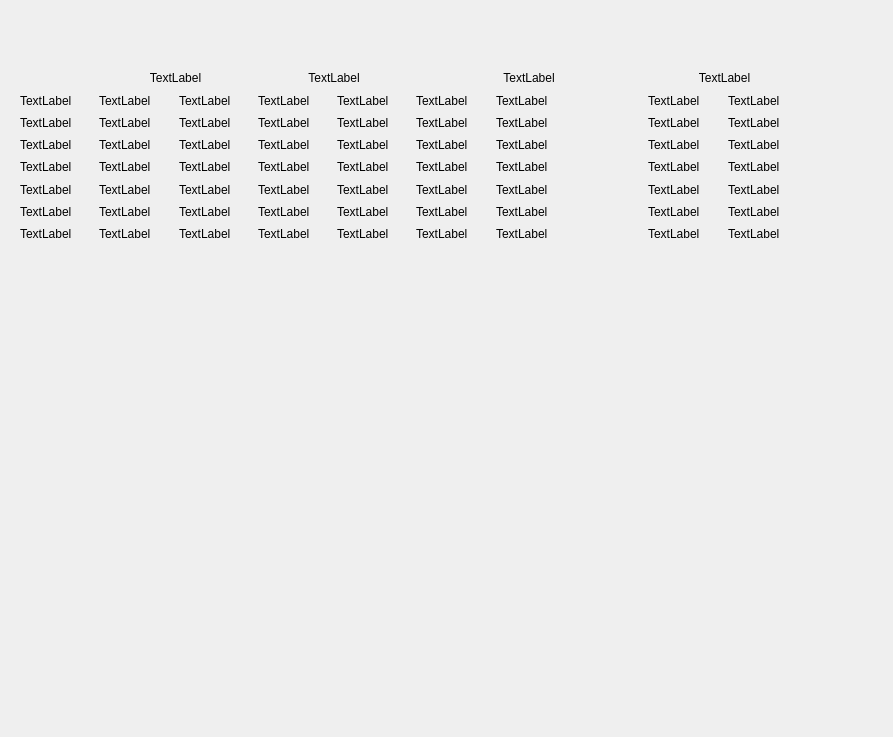
This is viewform.ui in atakli/ViewLibraryStatistics as Qt 5 draws it before an edit. The edited form follows.
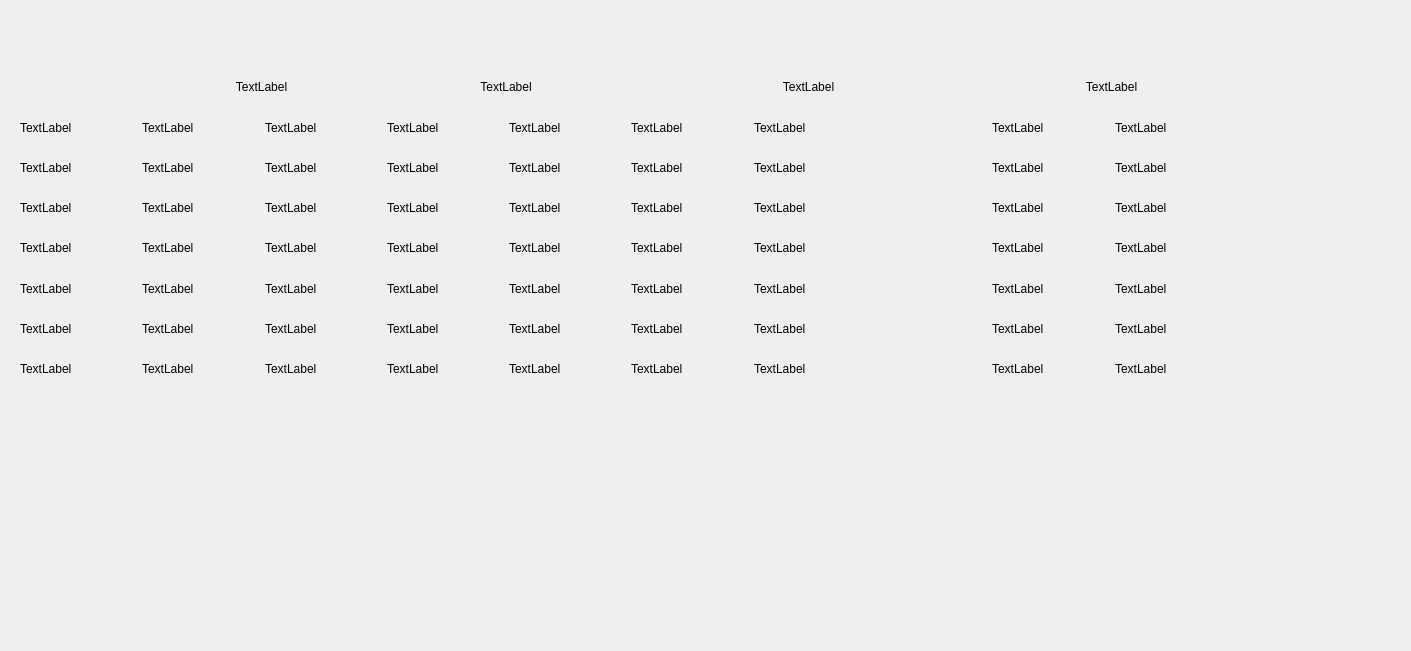
This is the edited form.

Patch:
```diff
--- a/viewform.ui
+++ b/viewform.ui
@@ -6,20 +6,20 @@
    <rect>
     <x>0</x>
     <y>0</y>
-    <width>893</width>
-    <height>737</height>
+    <width>1411</width>
+    <height>651</height>
    </rect>
   </property>
   <property name="windowTitle">
    <string>Form</string>
   </property>
-  <widget class="QWidget" name="">
+  <widget class="QWidget" name="layoutWidget">
    <property name="geometry">
     <rect>
      <x>20</x>
      <y>70</y>
-     <width>781</width>
-     <height>172</height>
+     <width>1211</width>
+     <height>316</height>
     </rect>
    </property>
    <layout class="QGridLayout" name="gridLayout" rowstretch="0,0,0,0,0,0,0,0" columnstretch="0,0,0,0,0,0,0,0,0,0" columnminimumwidth="0,0,0,0,0,0,0,0,0,0">
```
